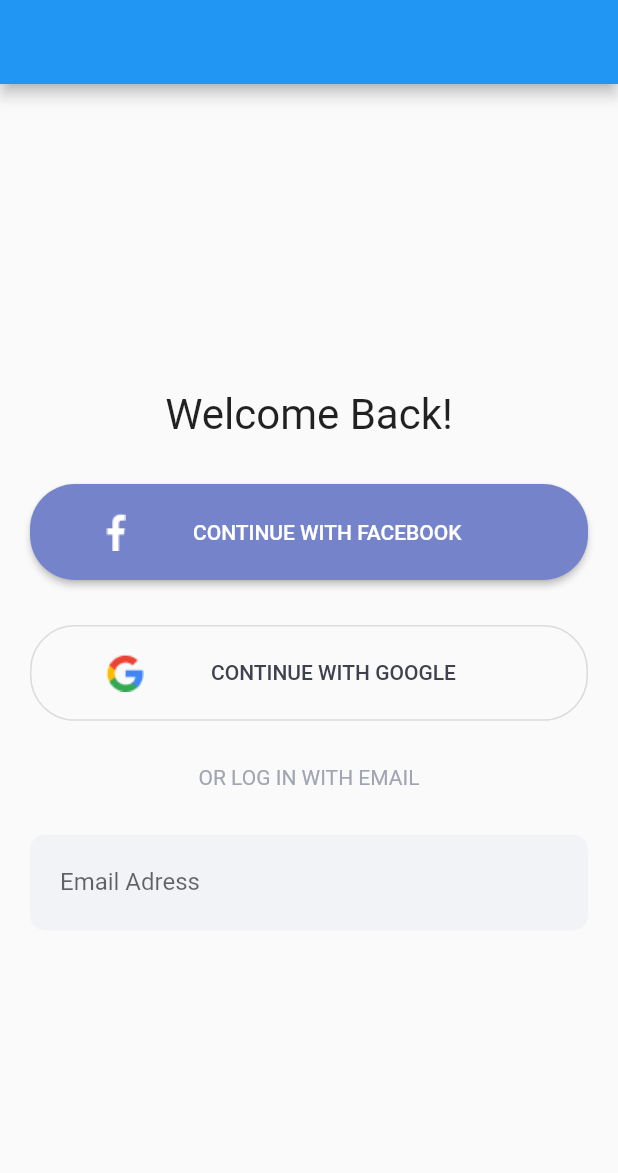
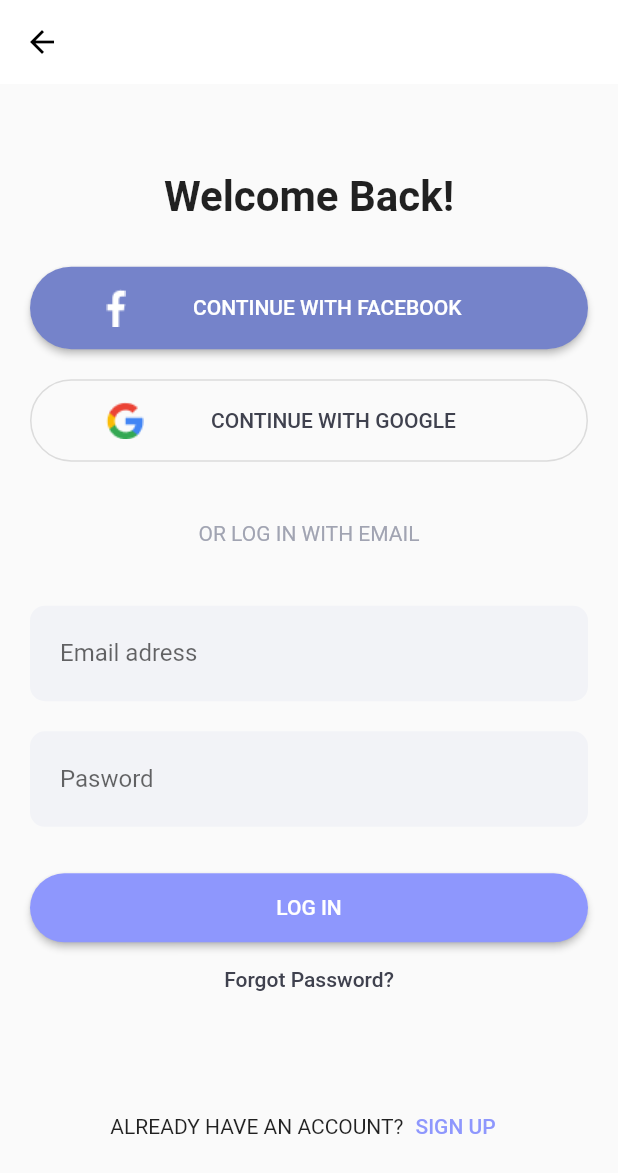
Before and after one commit to Umitytsr/flutter_full_learn, a Flutter app: the screen it shows after launch, on a phone screen of 412 x 824 dp. Shown: the top 1173 px of the screen. Run offline on Flutter 3.47's test engine with Material 2 defaults, Android fonts, the phone set to English and light mode, and no system bars; our stand-ins replace dio, flutter_spinkit.

Commit message:
Arrangements have been made

```diff
--- a/lib/figma/sign_in_screen.dart
+++ b/lib/figma/sign_in_screen.dart
@@ -1,6 +1,8 @@
 import 'package:flutter/material.dart';
+import 'package:flutter_full_learn/202/image_learn_202.dart';
 import 'package:flutter_full_learn/figma/widget/elevated_button.dart';
 import 'package:flutter_full_learn/figma/widget/outlined_button.dart';
+import 'package:flutter_full_learn/figma/widget/text_button.dart';
 import 'package:flutter_full_learn/figma/widget/text_field.dart';
 
 class SingInScreen extends StatefulWidget {
@@ -14,19 +16,40 @@ class _SingInScreenState extends State<SingInScreen> {
   @override
   Widget build(BuildContext context) {
     return Scaffold(
-      appBar: AppBar(),
-       body: const Column(
+      appBar: AppBar(
+        elevation: 0,
+        backgroundColor: Colors.white,
+        leading: IconButton(onPressed: (){}, icon: const Icon(Icons.arrow_back),color: Colors.black,),
+
+      ),
+       body: Column(
         mainAxisAlignment: MainAxisAlignment.center,
         children: [
-          Text('Welcome Back!',style: TextStyle(fontSize: 28),),
-          SizedBox(height: 30,),
-          CustomElevatedButton(),
-          SizedBox(height: 30,),
-          CustomOutlinedButton(),
-          SizedBox(height: 30,),
-          Text('OR LOG IN WITH EMAIL',style: TextStyle(color: Color(0xffA1A4B2),fontSize: 14),),
-          SizedBox(height: 30,),
-          CustomTextField(),
+          const SizedBox(height: 10,),
+          const Text('Welcome Back!',style: TextStyle(fontSize: 28,fontWeight: FontWeight.bold),),
+          const SizedBox(height: 30,),
+          CustomElevatedButton(backgroundColor: const Color(0xff7583CA),text: 'CONTINUE WITH FACEBOOK',image: ImagePath.facebook_icon.toWidget()),
+          const SizedBox(height: 20,),
+          const CustomOutlinedButton(),
+          const SizedBox(height: 40,),
+          const Text('OR LOG IN WITH EMAIL',style: TextStyle(color: Color(0xffA1A4B2),fontSize: 14),),
+          const SizedBox(height: 40,),
+          const CustomTextField(keybordType: TextInputType.emailAddress,hint: 'Email adress',),
+          const SizedBox(height: 20,),
+          const CustomTextField(keybordType: TextInputType.text, hint: 'Pasword'),
+          const SizedBox(height: 30,),
+          const CustomElevatedButton(backgroundColor: Color(0xff8E97FD), text: 'LOG IN'),
+
+          const CustomTextButton(textColor: Color(0xff3F414E), text: 'Forgot Password?'),
+          const SizedBox(height: 50,),
+          const Row(
+            mainAxisAlignment: MainAxisAlignment.center,
+            children: [
+              Text('ALREADY HAVE AN ACCOUNT?'),
+              CustomTextButton(textColor: Color(0xff8E97FD),text: 'SIGN UP',)
+            ],
+          )
+
         ],
        ),
     );
--- a/lib/figma/sing_up_screen.dart
+++ b/lib/figma/sign_in_sign_up_screen.dart
@@ -1,8 +1,10 @@
 import 'package:flutter/material.dart';
 import 'package:flutter_full_learn/202/image_learn_202.dart';
+import 'package:flutter_full_learn/figma/widget/elevated_button.dart';
+import 'package:flutter_full_learn/figma/widget/text_button.dart';
 
-class SingUpScreen extends StatelessWidget {
-  const SingUpScreen({super.key});
+class SignInSingUpScreen extends StatelessWidget {
+  const SignInSingUpScreen({super.key});
 
   @override
   Widget build(BuildContext context) {
@@ -21,7 +23,10 @@ class SingUpScreen extends StatelessWidget {
                       mainAxisAlignment: MainAxisAlignment.center,
                       children: [
                         const Text('Silent',style: TextStyle(fontWeight: FontWeight.bold,fontSize: 16),),
-                        ImagePath.water_drop.toWidget(),
+                        Padding(
+                          padding: const EdgeInsets.symmetric(horizontal:10),
+                          child: ImagePath.water_drop.toWidget(),
+                        ),
                         const Text('Moon',style: TextStyle(fontWeight: FontWeight.bold,fontSize: 16),)
                       ],
                     ),
@@ -49,29 +54,14 @@ class SingUpScreen extends StatelessWidget {
                 style: TextStyle(fontSize: 16,)),
             ),
           ),
-          Padding(
-            padding: const EdgeInsets.symmetric(horizontal:20)+EdgeInsets.only(top: 62),
-            child: SizedBox(
-              width: 374,
-              child: ElevatedButton(
-                style: ElevatedButton.styleFrom(
-                  padding: const EdgeInsets.symmetric(vertical: 15),
-                  shape: RoundedRectangleBorder(
-                  borderRadius: BorderRadius.circular(30)
-                  ),
-                ),
-                onPressed: () {},
-                child: const Text('SING UP',style: TextStyle(fontSize: 14),)),
-            ),
-          ),
+          const SizedBox(height: 62,),
+          const CustomElevatedButton(backgroundColor: Color(0xff8E97FD), text: 'SIGN UP'),
 
-          Row(
+          const Row(
             mainAxisAlignment: MainAxisAlignment.center,
             children: [
-              const Text('ALREADY HAVE AN ACCOUNT?'),
-              TextButton(
-                onPressed: () {},
-                child: const Text('LOG IN'))
+              Text('ALREADY HAVE AN ACCOUNT?'),
+              CustomTextButton(textColor: Color(0xff8E97FD),text: 'LOG IN',)
             ],
           )
         ],
--- a/lib/figma/widget/elevated_button.dart
+++ b/lib/figma/widget/elevated_button.dart
@@ -1,43 +1,45 @@
 import 'package:flutter/material.dart';
-import 'package:flutter_full_learn/figma/util/image.dart';
 
-class CustomElevatedButton extends StatefulWidget {
-  const CustomElevatedButton({super.key});
+class CustomElevatedButton extends StatelessWidget {
+  const CustomElevatedButton({
+    Key? key,
+    required this.backgroundColor,
+    required this.text,
+    this.image,
+  }) : super(key: key);
 
-  @override
-  State<CustomElevatedButton> createState() => _CustomElevatedButtonState();
-}
+  final Color backgroundColor;
+  final String text;
+  final Widget? image;
 
-class _CustomElevatedButtonState extends State<CustomElevatedButton> {
   @override
   Widget build(BuildContext context) {
     return Padding(
             padding: const EdgeInsets.symmetric(horizontal: 20),
             child: ElevatedButton(
               style: ElevatedButton.styleFrom(
-                backgroundColor: const Color(0xff7583CA),
+                backgroundColor:backgroundColor,
                 shape: RoundedRectangleBorder(
                   borderRadius: BorderRadius.circular(30)
                 ),
               ),
               onPressed: (){},
               child: Padding(
-                padding: const EdgeInsets.symmetric(vertical: 19.47),
-                child: Row(
+                padding: const EdgeInsets.symmetric(vertical: 15),
+                child: (image != null) ? Row(
                   children: [
                     Padding(
                       padding: const EdgeInsets.only(right: 44.78,left: 34.84),
-                      child: ImagePath.facebook_icon.toWidget(),
+                      child: image,
                     ),
-                    const Text('CONTINUE WITH FACEBOOK')
+                    Text(text)
                   ],
-                ),
+                ) : Center(child: Text(text)),
               )
           ),
         );
   }
 }
 
-
 // vscode için git branch denemesi
 // asdadadsda
--- a/lib/figma/widget/outlined_button.dart
+++ b/lib/figma/widget/outlined_button.dart
@@ -16,7 +16,7 @@ class CustomOutlinedButton extends StatelessWidget {
               ),
               onPressed: () {},
               child: Padding(
-                  padding: const EdgeInsets.symmetric(vertical: 19.47),
+                  padding: const EdgeInsets.symmetric(vertical: 15),
                   child: Row(
                     children: [
                       Padding(
--- /dev/null
+++ b/lib/figma/widget/text_button.dart
@@ -0,0 +1,23 @@
+// ignore_for_file: public_member_api_docs, sort_constructors_first
+import 'package:flutter/material.dart';
+
+class CustomTextButton extends StatelessWidget {
+  const CustomTextButton({
+    Key? key,
+    required this.textColor,
+    required this.text,
+  }) : super(key: key);
+
+  final Color textColor;
+  final String text;
+
+  @override
+  Widget build(BuildContext context) {
+    return TextButton(
+      style: TextButton.styleFrom(
+        foregroundColor: textColor,
+      ),
+      onPressed: () {},
+      child: Text(text));
+  }
+}
--- a/lib/figma/widget/text_field.dart
+++ b/lib/figma/widget/text_field.dart
@@ -1,20 +1,27 @@
 import 'package:flutter/material.dart';
 
 class CustomTextField extends StatelessWidget {
-  const CustomTextField({super.key});
+  const CustomTextField({
+    Key? key,
+    required this.keybordType,
+    required this.hint,
+  }) : super(key: key);
+
+  final TextInputType keybordType;
+  final String hint;
 
   @override
   Widget build(BuildContext context) {
     return Padding(
             padding: const EdgeInsets.symmetric(horizontal: 20),
             child: TextField(
-              keyboardType: TextInputType.emailAddress,
+              keyboardType: keybordType,
               textInputAction: TextInputAction.next,
               decoration: InputDecoration(
                 contentPadding: const EdgeInsets.symmetric(vertical: 22.36)+const EdgeInsets.only(left: 20),
                 fillColor: const Color(0xffF2F3F7),
                 filled: true,
-                labelText: 'Email Adress',
+                labelText: hint,
                 focusedBorder: OutlineInputBorder(
                   borderRadius: BorderRadius.circular(10),
                   borderSide: const BorderSide(color: Colors.transparent), // Şeffaf kenarlık
--- a/lib/main.dart
+++ b/lib/main.dart
@@ -1,5 +1,6 @@
 import 'package:flutter/material.dart';
 import 'package:flutter_full_learn/figma/sign_in_screen.dart';
+import 'package:flutter_full_learn/figma/sign_in_sign_up_screen.dart';
 void main() {
   runApp(const MyApp());
 }
```
